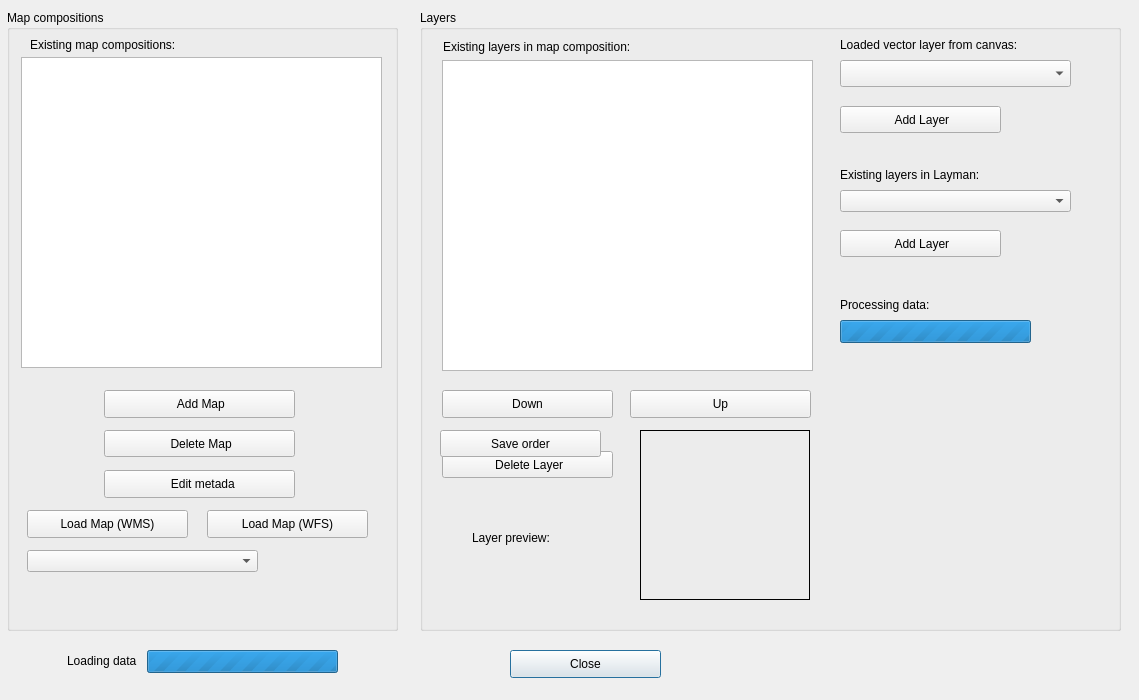
LESPROJEKT/qgis-layman-plugin, file dlg_importMap.ui: the form before one commit.
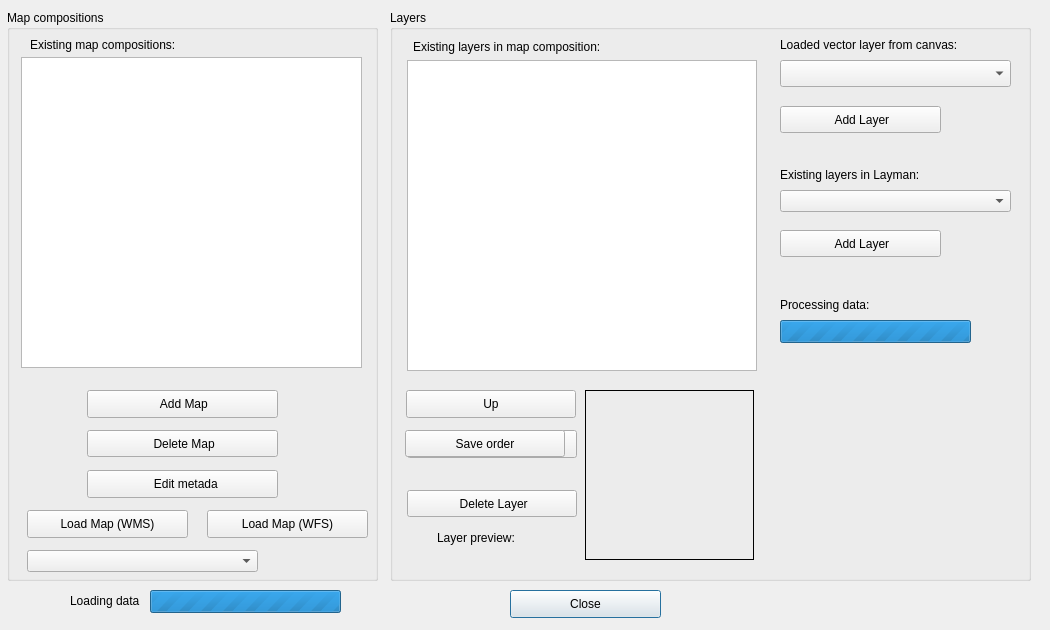
The form after the commit. Icons and pictures are not drawn. Custom widgets are drawn as their Qt base class.

Diff of the .ui file:
```diff
--- a/dlg_importMap.ui
+++ b/dlg_importMap.ui
@@ -12,8 +12,8 @@
    <rect>
     <x>0</x>
     <y>0</y>
-    <width>1139</width>
-    <height>700</height>
+    <width>1050</width>
+    <height>630</height>
    </rect>
   </property>
   <property name="sizePolicy">
@@ -24,14 +24,14 @@
   </property>
   <property name="minimumSize">
    <size>
-    <width>1139</width>
-    <height>700</height>
+    <width>1050</width>
+    <height>630</height>
    </size>
   </property>
   <property name="maximumSize">
    <size>
-    <width>1139</width>
-    <height>700</height>
+    <width>1050</width>
+    <height>630</height>
    </size>
   </property>
   <property name="acceptDrops">
@@ -44,7 +44,7 @@
    <property name="geometry">
     <rect>
      <x>510</x>
-     <y>650</y>
+     <y>590</y>
      <width>151</width>
      <height>28</height>
     </rect>
@@ -56,10 +56,10 @@
   <widget class="QGroupBox" name="groupBox">
    <property name="geometry">
     <rect>
-     <x>420</x>
+     <x>390</x>
      <y>10</y>
-     <width>701</width>
-     <height>621</height>
+     <width>641</width>
+     <height>571</height>
     </rect>
    </property>
    <property name="title">
@@ -68,9 +68,9 @@
    <widget class="QListWidget" name="listWidget_listLayers">
     <property name="geometry">
      <rect>
-      <x>22</x>
+      <x>17</x>
       <y>50</y>
-      <width>371</width>
+      <width>350</width>
       <height>311</height>
      </rect>
     </property>
@@ -100,9 +100,9 @@
    <widget class="QPushButton" name="pushButton_deleteLayers">
     <property name="geometry">
      <rect>
-      <x>22</x>
-      <y>441</y>
-      <width>171</width>
+      <x>17</x>
+      <y>480</y>
+      <width>170</width>
       <height>27</height>
      </rect>
     </property>
@@ -117,9 +117,9 @@
    <widget class="QLabel" name="label_thumbnail">
     <property name="geometry">
      <rect>
-      <x>220</x>
-      <y>420</y>
-      <width>170</width>
+      <x>195</x>
+      <y>380</y>
+      <width>169</width>
       <height>170</height>
      </rect>
     </property>
@@ -133,9 +133,9 @@
    <widget class="QLabel" name="label_5">
     <property name="geometry">
      <rect>
-      <x>52</x>
+      <x>47</x>
       <y>520</y>
-      <width>181</width>
+      <width>180</width>
       <height>16</height>
      </rect>
     </property>
@@ -146,7 +146,7 @@
    <widget class="QLabel" name="label_import">
     <property name="geometry">
      <rect>
-      <x>420</x>
+      <x>390</x>
       <y>287</y>
       <width>141</width>
       <height>16</height>
@@ -162,7 +162,7 @@
     </property>
     <property name="geometry">
      <rect>
-      <x>420</x>
+      <x>390</x>
       <y>310</y>
       <width>191</width>
       <height>23</height>
@@ -178,7 +178,7 @@
    <widget class="QgsMapLayerComboBox" name="mMapLayerComboBox">
     <property name="geometry">
      <rect>
-      <x>420</x>
+      <x>390</x>
       <y>50</y>
       <width>231</width>
       <height>27</height>
@@ -191,7 +191,7 @@
    <widget class="QPushButton" name="pushButton">
     <property name="geometry">
      <rect>
-      <x>420</x>
+      <x>390</x>
       <y>96</y>
       <width>161</width>
       <height>27</height>
@@ -208,7 +208,7 @@
    <widget class="QLabel" name="label_2">
     <property name="geometry">
      <rect>
-      <x>420</x>
+      <x>390</x>
       <y>27</y>
       <width>211</width>
       <height>16</height>
@@ -221,7 +221,7 @@
    <widget class="QComboBox" name="comboBox_raster">
     <property name="geometry">
      <rect>
-      <x>420</x>
+      <x>390</x>
       <y>180</y>
       <width>231</width>
       <height>22</height>
@@ -231,7 +231,7 @@
    <widget class="QPushButton" name="pushButton_addRaster">
     <property name="geometry">
      <rect>
-      <x>420</x>
+      <x>390</x>
       <y>220</y>
       <width>161</width>
       <height>27</height>
@@ -248,7 +248,7 @@
    <widget class="QLabel" name="label_3">
     <property name="geometry">
      <rect>
-      <x>420</x>
+      <x>390</x>
       <y>157</y>
       <width>201</width>
       <height>16</height>
@@ -261,9 +261,9 @@
    <widget class="QPushButton" name="pushButton_down">
     <property name="geometry">
      <rect>
-      <x>210</x>
+      <x>16</x>
       <y>380</y>
-      <width>181</width>
+      <width>170</width>
       <height>28</height>
      </rect>
     </property>
@@ -274,9 +274,9 @@
    <widget class="QPushButton" name="pushButton_up">
     <property name="geometry">
      <rect>
-      <x>22</x>
-      <y>380</y>
-      <width>171</width>
+      <x>17</x>
+      <y>420</y>
+      <width>170</width>
       <height>28</height>
      </rect>
     </property>
@@ -287,9 +287,9 @@
    <widget class="QPushButton" name="pushButton_saveOrder">
     <property name="geometry">
      <rect>
-      <x>20</x>
+      <x>15</x>
       <y>420</y>
-      <width>161</width>
+      <width>160</width>
       <height>27</height>
      </rect>
     </property>
@@ -307,8 +307,8 @@
     <rect>
      <x>7</x>
      <y>10</y>
-     <width>391</width>
-     <height>621</height>
+     <width>371</width>
+     <height>571</height>
     </rect>
    </property>
    <property name="title">
@@ -319,7 +319,7 @@
      <rect>
       <x>14</x>
       <y>47</y>
-      <width>361</width>
+      <width>341</width>
       <height>311</height>
      </rect>
     </property>
@@ -343,7 +343,7 @@
    <widget class="QPushButton" name="pushButton_deleteMap">
     <property name="geometry">
      <rect>
-      <x>97</x>
+      <x>80</x>
       <y>420</y>
       <width>191</width>
       <height>27</height>
@@ -360,7 +360,7 @@
    <widget class="QPushButton" name="pushButton_addMap">
     <property name="geometry">
      <rect>
-      <x>97</x>
+      <x>80</x>
       <y>380</y>
       <width>191</width>
       <height>28</height>
@@ -373,7 +373,7 @@
    <widget class="QPushButton" name="pushButton_editMeta">
     <property name="geometry">
      <rect>
-      <x>97</x>
+      <x>80</x>
       <y>460</y>
       <width>191</width>
       <height>28</height>
@@ -426,8 +426,8 @@
    </property>
    <property name="geometry">
     <rect>
-     <x>147</x>
-     <y>650</y>
+     <x>150</x>
+     <y>590</y>
      <width>191</width>
      <height>23</height>
     </rect>
@@ -442,8 +442,8 @@
   <widget class="QLabel" name="label_loading">
    <property name="geometry">
     <rect>
-     <x>67</x>
-     <y>653</y>
+     <x>70</x>
+     <y>593</y>
      <width>141</width>
      <height>16</height>
     </rect>
```
